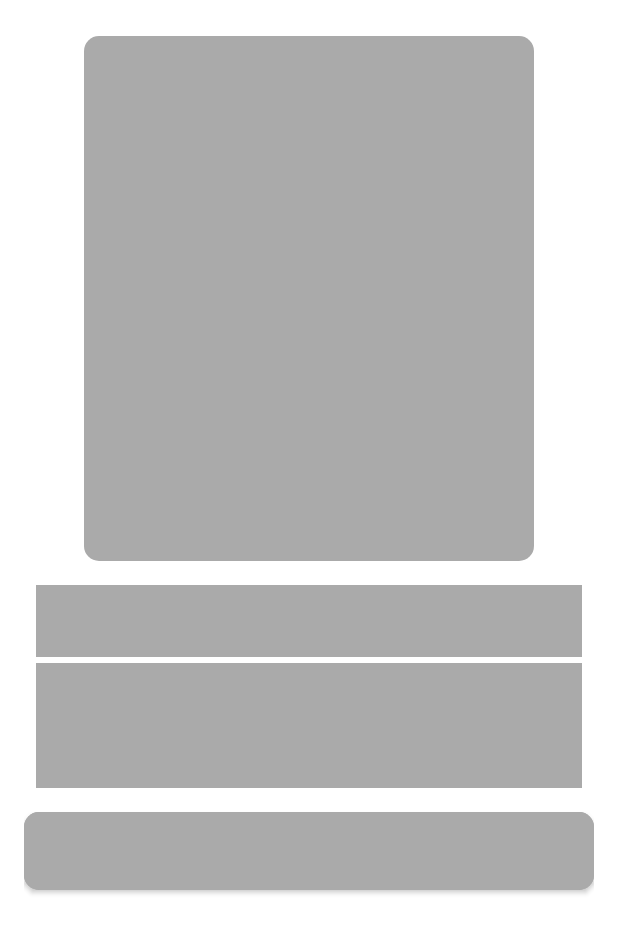
After one commit to HeySitam/CovidHelp, an Android app: the layout donation_list_item_shimmer.xml on its own in the app's theme, with its tools: preview values and no code run, on a phone screen of 412 x 824 dp. The commit adds this screen. Shown: the top 933 px of the screen. Run offline under Robolectric (Android 15) with nearby library versions, the phone set to English and light mode, and no system bars.

Commit message:
add shimmer before data loaded

```diff
--- a/app/build.gradle
+++ b/app/build.gradle
@@ -84,4 +84,6 @@ dependencies {
     implementation 'io.github.yavski:fab-speed-dial:1.0.6'
     //Lottie animation
     implementation 'com.airbnb.android:lottie:3.6.1'
+
+    implementation 'com.facebook.shimmer:shimmer:0.5.0'
 }
--- a/app/src/main/java/com/sitamadex11/CovidHelp/activity/DonationListActivity.kt
+++ b/app/src/main/java/com/sitamadex11/CovidHelp/activity/DonationListActivity.kt
@@ -6,10 +6,10 @@ import android.net.NetworkInfo
 import android.os.Bundle
 import android.util.Log
 import android.view.View
-import android.widget.ProgressBar
 import android.widget.Toast
 import androidx.appcompat.app.AlertDialog
 import androidx.appcompat.app.AppCompatActivity
+import com.facebook.shimmer.ShimmerFrameLayout
 import com.google.android.material.button.MaterialButton
 import com.google.firebase.firestore.CollectionReference
 import com.google.firebase.firestore.FirebaseFirestore
@@ -26,7 +26,7 @@ class DonationListActivity : AppCompatActivity() {
     lateinit var reference: CollectionReference
     lateinit var btnRetry: MaterialButton
     lateinit var btnExit: MaterialButton
-    lateinit var spinner: ProgressBar
+    lateinit var loading: ShimmerFrameLayout
 
     override fun onCreate(savedInstanceState: Bundle?) {
         super.onCreate(savedInstanceState)
@@ -51,7 +51,7 @@ class DonationListActivity : AppCompatActivity() {
                     setContentView(R.layout.donation_list_activity)
                     firestore = FirebaseFirestore.getInstance()
                     reference = firestore.collection("donations")
-                    spinner = findViewById(R.id.progressBar1)
+                    loading = findViewById(R.id.shimmer_layout)
                     addItemToList()
                     Log.d("list_check", list.toString())
 
@@ -67,7 +67,7 @@ class DonationListActivity : AppCompatActivity() {
             setContentView(R.layout.donation_list_activity)
             firestore = FirebaseFirestore.getInstance()
             reference = firestore.collection("donations")
-            spinner = findViewById(R.id.progressBar1)
+            loading = findViewById(R.id.shimmer_layout)
             addItemToList()
             Log.d("list_check", list.toString())
         }
@@ -84,7 +84,9 @@ class DonationListActivity : AppCompatActivity() {
                 Log.d("ref_check", img.toString())
             }
             val adapter = DonationListAdapter(list, this)
-            spinner.visibility = View.GONE
+            loading.stopShimmer()
+            loading.visibility = View.GONE
+            recycler.visibility = View.VISIBLE
             recycler.adapter = adapter
             recycler.set3DItem(true)
             recycler.setIntervalRatio(0.69f)
--- a/app/src/main/res/layout/donation_list_activity.xml
+++ b/app/src/main/res/layout/donation_list_activity.xml
@@ -4,6 +4,7 @@
   xmlns:tools="http://schemas.android.com/tools"
   android:layout_width="match_parent"
   android:layout_height="match_parent"
+  android:animateLayoutChanges="true"
   android:background="@android:color/white">
 
   <androidx.appcompat.widget.AppCompatImageButton
@@ -19,26 +20,28 @@
     app:layout_constraintStart_toStartOf="parent"
     app:layout_constraintTop_toTopOf="parent" />
 
+  <include
+    android:id="@+id/shimmer_layout"
+    layout="@layout/donation_list_item_shimmer"
+    android:layout_width="0dp"
+    android:layout_height="wrap_content"
+    android:paddingTop="8dp"
+    app:layout_constraintBottom_toBottomOf="parent"
+    app:layout_constraintEnd_toEndOf="parent"
+    app:layout_constraintStart_toStartOf="parent"
+    app:layout_constraintTop_toBottomOf="@id/button_back" />
+
   <com.jackandphantom.carouselrecyclerview.CarouselRecyclerview
     android:id="@+id/recycler"
     android:layout_width="0dp"
     android:layout_height="wrap_content"
     android:overScrollMode="never"
     android:paddingTop="8dp"
+    android:visibility="gone"
     app:layout_constraintBottom_toBottomOf="parent"
     app:layout_constraintEnd_toEndOf="parent"
     app:layout_constraintStart_toStartOf="parent"
     app:layout_constraintTop_toBottomOf="@id/button_back"
     tools:listitem="@layout/donation_list_item" />
 
-  <ProgressBar
-    android:id="@+id/progressBar1"
-    style="?android:attr/progressBarStyleLarge"
-    android:layout_width="wrap_content"
-    android:layout_height="wrap_content"
-    app:layout_constraintBottom_toBottomOf="@id/recycler"
-    app:layout_constraintEnd_toEndOf="@id/recycler"
-    app:layout_constraintStart_toStartOf="@id/recycler"
-    app:layout_constraintTop_toTopOf="@id/recycler" />
-
 </androidx.constraintlayout.widget.ConstraintLayout>
--- a/app/src/main/res/layout/donation_list_item.xml
+++ b/app/src/main/res/layout/donation_list_item.xml
@@ -6,6 +6,7 @@
   android:layout_height="wrap_content"
   android:layout_marginStart="16dp"
   android:layout_marginEnd="16dp"
+  android:animateLayoutChanges="true"
   android:paddingTop="8dp">
 
   <com.google.android.material.card.MaterialCardView
--- /dev/null
+++ b/app/src/main/res/layout/donation_list_item_shimmer.xml
@@ -0,0 +1,93 @@
+<?xml version="1.0" encoding="utf-8"?>
+<com.facebook.shimmer.ShimmerFrameLayout xmlns:android="http://schemas.android.com/apk/res/android"
+  xmlns:app="http://schemas.android.com/apk/res-auto"
+  android:layout_width="match_parent"
+  android:layout_height="match_parent"
+  app:shimmer_auto_start="true"
+  app:shimmer_repeat_mode="restart">
+
+  <androidx.constraintlayout.widget.ConstraintLayout
+    android:layout_width="match_parent"
+    android:layout_height="wrap_content"
+    android:layout_marginStart="16dp"
+    android:layout_marginEnd="16dp"
+    android:animateLayoutChanges="true"
+    android:paddingTop="8dp">
+
+    <com.google.android.material.card.MaterialCardView
+      android:id="@+id/card_organization_logo"
+      android:layout_width="300dp"
+      android:layout_height="350dp"
+      android:layout_marginTop="16dp"
+      android:background="@android:color/darker_gray"
+      app:cardCornerRadius="10dp"
+      app:cardElevation="2dp"
+      app:layout_constraintBottom_toTopOf="@id/container_detail_donation"
+      app:layout_constraintEnd_toEndOf="parent"
+      app:layout_constraintStart_toStartOf="parent"
+      app:layout_constraintTop_toTopOf="parent"
+      app:layout_constraintVertical_chainStyle="packed">
+
+      <ImageView
+        android:id="@+id/imgDonate"
+        android:layout_width="match_parent"
+        android:layout_height="match_parent"
+        android:background="@android:color/darker_gray" />
+
+    </com.google.android.material.card.MaterialCardView>
+
+    <androidx.constraintlayout.widget.ConstraintLayout
+      android:id="@+id/container_detail_donation"
+      android:layout_width="0dp"
+      android:layout_height="wrap_content"
+      app:layout_constraintBottom_toBottomOf="parent"
+      app:layout_constraintEnd_toEndOf="parent"
+      app:layout_constraintStart_toStartOf="parent"
+      app:layout_constraintTop_toBottomOf="@id/card_organization_logo">
+
+      <TextView
+        android:id="@+id/txtOrgName"
+        android:layout_width="match_parent"
+        android:layout_height="48dp"
+        android:layout_marginStart="8dp"
+        android:layout_marginTop="16dp"
+        android:layout_marginEnd="8dp"
+        android:background="@android:color/darker_gray"
+        app:layout_constraintBottom_toTopOf="@id/txtOrgDetail"
+        app:layout_constraintEnd_toEndOf="parent"
+        app:layout_constraintStart_toStartOf="parent"
+        app:layout_constraintTop_toTopOf="parent" />
+
+      <TextView
+        android:id="@+id/txtOrgDetail"
+        android:layout_width="match_parent"
+        android:layout_height="wrap_content"
+        android:layout_marginStart="8dp"
+        android:layout_marginTop="4dp"
+        android:layout_marginEnd="8dp"
+        android:background="@android:color/darker_gray"
+        android:lines="5"
+        app:layout_constraintBottom_toTopOf="@id/btnDonate"
+        app:layout_constraintEnd_toEndOf="parent"
+        app:layout_constraintStart_toStartOf="parent"
+        app:layout_constraintTop_toBottomOf="@id/txtOrgName" />
+
+      <com.google.android.material.button.MaterialButton
+        android:id="@+id/btnDonate"
+        android:layout_width="0dp"
+        android:layout_height="64dp"
+        android:layout_marginTop="10dp"
+        android:layout_marginBottom="10dp"
+        android:backgroundTint="@android:color/darker_gray"
+        app:cornerRadius="10dp"
+        app:layout_constraintBottom_toBottomOf="parent"
+        app:layout_constraintEnd_toEndOf="parent"
+        app:layout_constraintStart_toStartOf="parent"
+        app:layout_constraintTop_toBottomOf="@id/txtOrgDetail"
+        app:layout_goneMarginBottom="4dp" />
+
+    </androidx.constraintlayout.widget.ConstraintLayout>
+
+  </androidx.constraintlayout.widget.ConstraintLayout>
+
+</com.facebook.shimmer.ShimmerFrameLayout>
```
